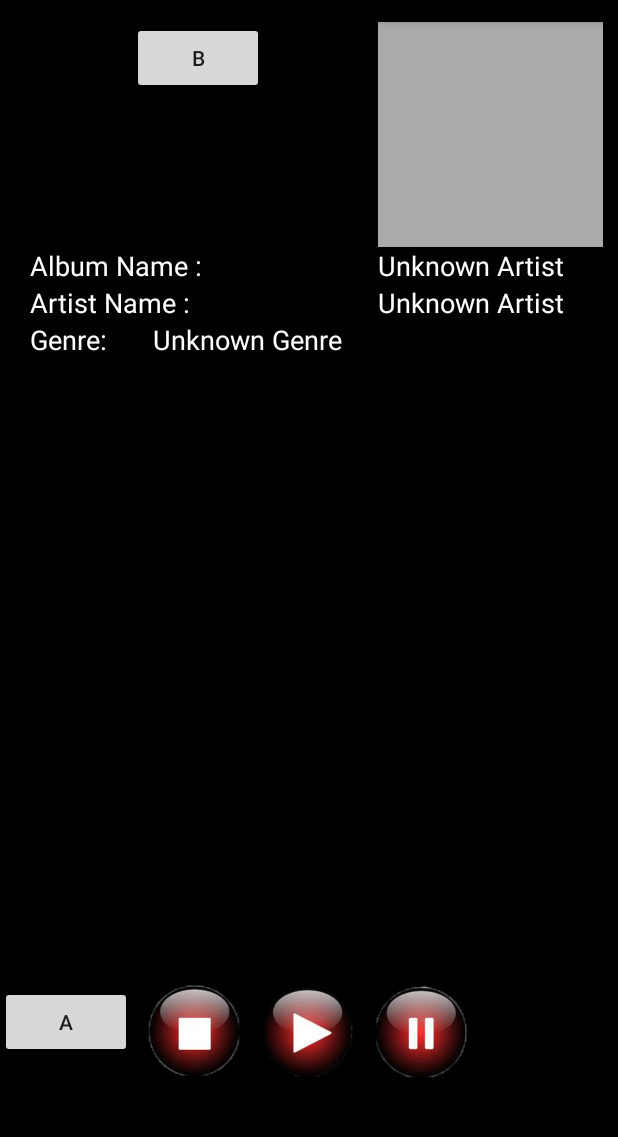
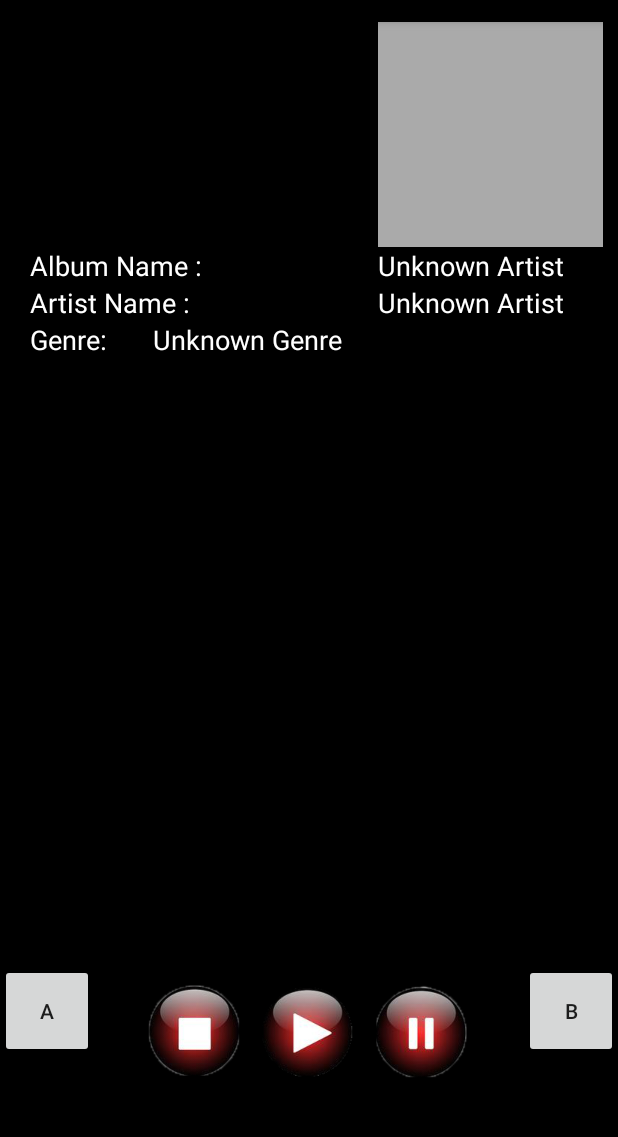
Before and after one commit to ZandroidX/Android-Media-Player, an Android app: the screen it shows after launch (MainActivity), on a phone screen of 412 x 824 dp, the part 62-1199 px from its top. Run offline under Robolectric (Android 15) with nearby library versions, the phone set to English and light mode, and no system bars.

Commit message:
Update activity_main.xml
Simple Android Media Player

```diff
--- a/app/src/main/res/layout/activity_main.xml
+++ b/app/src/main/res/layout/activity_main.xml
@@ -63,18 +63,20 @@
     <android.support.v7.widget.AppCompatButton
         android:id="@+id/aButton"
         android:layout_marginTop="?attr/actionBarSize"
-        android:layout_width="wrap_content"
-        android:layout_height="wrap_content"
+        android:layout_width="10mm"
+        android:layout_height="10mm"
         android:layout_above="@id/currTime"
         android:layout_alignLeft="@id/stop"
         android:layout_alignParentLeft="true"
+        android:layout_marginRight="60px"
         android:text="A" />
     <android.support.v7.widget.AppCompatButton
         android:id="@+id/bButton"
-        android:layout_marginTop="?attr/actionBarSize"
-        android:layout_width="wrap_content"
-        android:layout_height="wrap_content"
-        android:layout_toRightOf="@id/aButton"
+        android:layout_width="10mm"
+        android:layout_height="10mm"
+        android:layout_above="@id/trackLength"
+        android:layout_alignParentRight="true"
+        android:layout_marginLeft="60px"
         android:text="B" />
 
     <TextView
```
